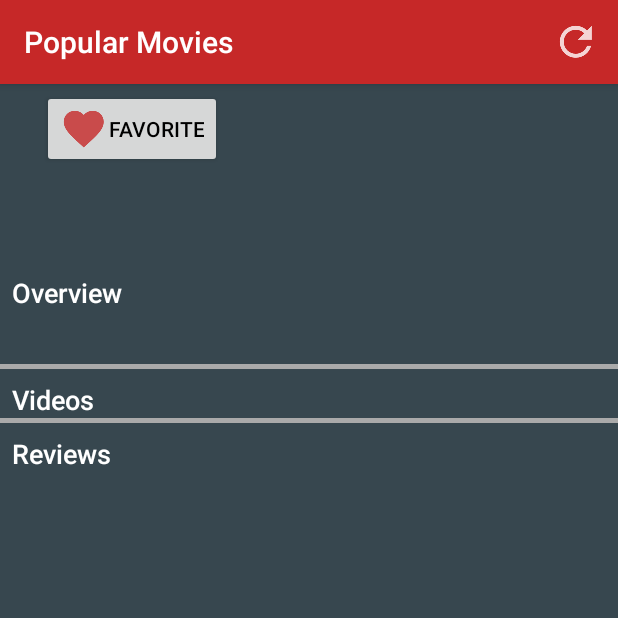
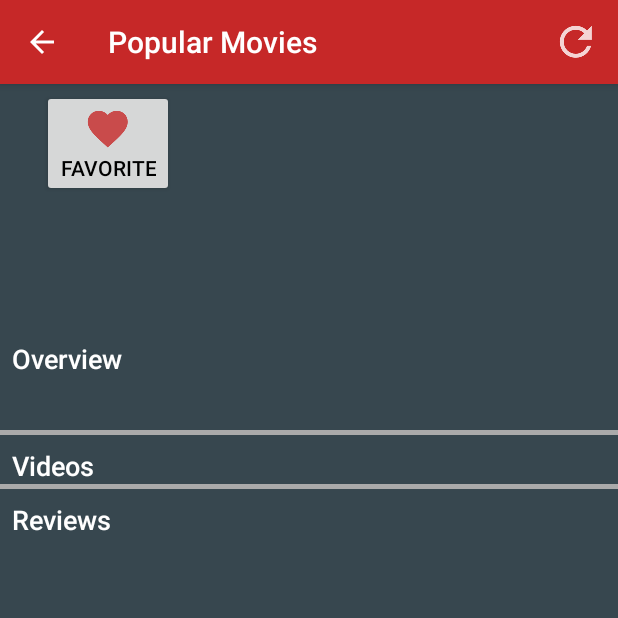
Before and after one commit to alexsanderfr/popular-movies, an Android app: the DetailActivity screen opened directly, with no data from a screen before it, on a phone screen of 412 x 824 dp, the top half of it. Run offline under Robolectric (Android 15) with nearby library versions, the phone set to English and light mode, and no system bars; our stand-ins replace Picasso; pictures from the network do not load; 1 statement that could not run was skipped.

Commit message:
Minor fixes

```diff
--- a/app/src/main/java/com/example/popularmovies/utilities/MovieDbJsonUtils.java
+++ b/app/src/main/java/com/example/popularmovies/utilities/MovieDbJsonUtils.java
@@ -104,6 +104,7 @@ public class MovieDbJsonUtils {
         final String OWM_MESSAGE_PLOT = "overview";
         final String OWM_MESSAGE_DATE = "release_date";
         final String OWM_MESSAGE_RATING = "vote_average";
+        final String OWM_MESSAGE_RUNTIME = "runtime";
         final String OWM_POSTER_PATH = "poster_path";
         final String BASE_POSTER_URL = "https://image.tmdb.org/t/p/";
         final String POSTER_SIZE = "w500/";
@@ -128,6 +129,7 @@ public class MovieDbJsonUtils {
         movieParcelable.setDate(moviesJson.getString(OWM_MESSAGE_DATE));
         movieParcelable.setPlot(moviesJson.getString(OWM_MESSAGE_PLOT));
         movieParcelable.setRating(moviesJson.getString(OWM_MESSAGE_RATING));
+        movieParcelable.setRuntime(moviesJson.getString(OWM_MESSAGE_RUNTIME));
         String posterUrl = BASE_POSTER_URL + POSTER_SIZE + moviesJson.getString(OWM_POSTER_PATH);
         movieParcelable.setPosterPath(posterUrl);
 
--- a/app/src/main/res/layout/activity_detail.xml
+++ b/app/src/main/res/layout/activity_detail.xml
@@ -42,24 +42,24 @@
 
                 <Button
                     android:id="@+id/bt_favorite"
+                    style="@style/Widget.AppCompat.Button"
                     android:layout_width="wrap_content"
                     android:layout_height="wrap_content"
-                    android:drawableLeft="@drawable/ic_favorite"
-                    android:drawableStart="@drawable/ic_favorite"
+                    android:layout_margin="4dp"
+                    android:drawableTop="@drawable/ic_favorite"
                     android:onClick="onClickFavorite"
-                    android:layout_margin="4dp"
                     android:text="@string/bt_favorite"
                     android:textColor="@android:color/black"
                     android:visibility="gone" />
 
                 <Button
                     android:id="@+id/bt_unfavorite"
+                    style="@style/Widget.AppCompat.Button"
                     android:layout_width="wrap_content"
                     android:layout_height="wrap_content"
-                    android:drawableLeft="@drawable/ic_unfavorite"
-                    android:drawableStart="@drawable/ic_unfavorite"
+                    android:layout_margin="4dp"
+                    android:drawableTop="@drawable/ic_unfavorite"
                     android:onClick="onClickUnfavorite"
-                    android:layout_margin="4dp"
                     android:text="@string/bt_unfavorite"
                     android:textColor="@android:color/black"
                     android:visibility="gone" />
@@ -70,12 +70,18 @@
                     android:layout_height="wrap_content"
                     android:textAppearance="@android:style/TextAppearance.DeviceDefault.Large" />
 
+                <TextView
+                    android:id="@+id/tv_runtime"
+                    android:layout_width="wrap_content"
+                    android:layout_height="wrap_content"
+                    android:textAppearance="@android:style/TextAppearance.DeviceDefault.Large" />
+
 
                 <TextView
                     android:id="@+id/tv_rating"
                     android:layout_width="wrap_content"
                     android:layout_height="wrap_content"
-                    android:textAppearance="@android:style/TextAppearance.DeviceDefault.Large" />
+                    android:textAppearance="@android:style/TextAppearance.DeviceDefault.Medium" />
 
             </LinearLayout>
         </LinearLayout>
```
Also changed, not shown: app/src/main/AndroidManifest.xml (+8 -3 lines), app/src/main/java/com/example/popularmovies/DetailActivity.java (+21 -7 lines), app/src/main/java/com/example/popularmovies/model/MovieParcelable.java (+12 -0 lines), app/src/main/java/com/example/popularmovies/utilities/Utils.java (+24 -0 lines).
